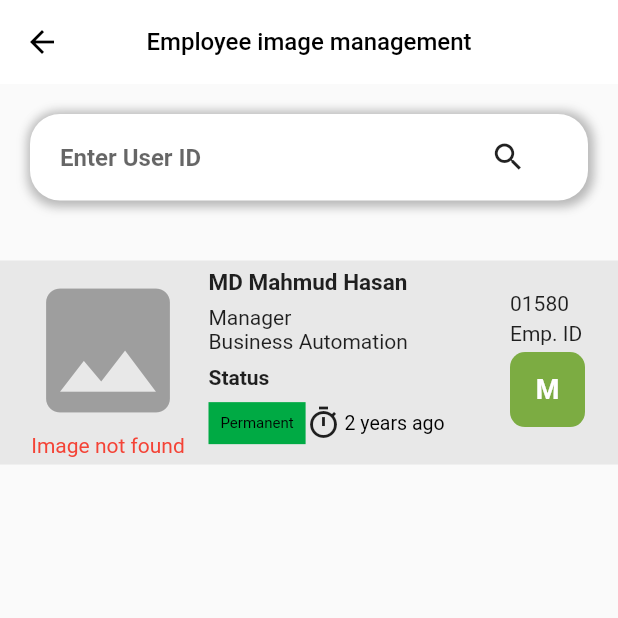
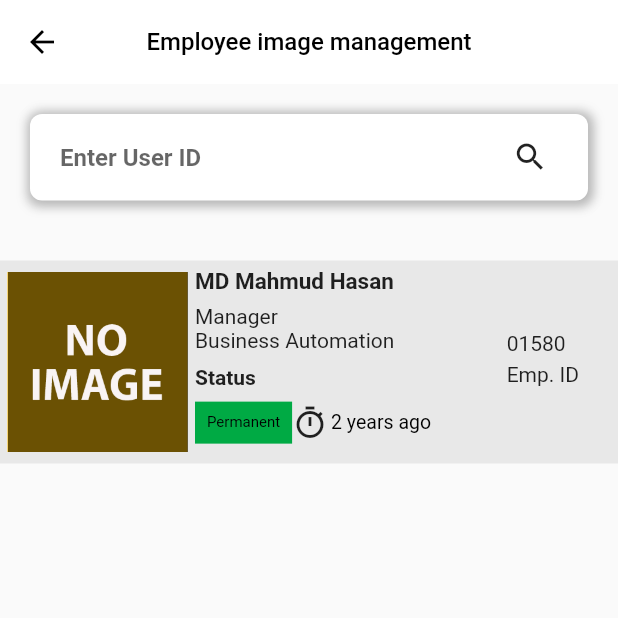
Before and after one commit to mahmudulri/cripton_update, a Flutter app: the screen it shows after launch, on a phone screen of 412 x 824 dp, the top half of it. Run offline on Flutter 3.47's test engine with Material 2 defaults, Android fonts, the phone set to English and light mode, and no system bars; our stand-ins replace image_picker.

Commit message:
image problem solved

```diff
--- a/lib/pages/profileupdate.dart
+++ b/lib/pages/profileupdate.dart
@@ -1,17 +1,38 @@
+import 'dart:io';
+
 import 'package:flutter/material.dart';
+import 'package:image_picker/image_picker.dart';
 
-class ProfileUpdate extends StatelessWidget {
+class ProfileUpdate extends StatefulWidget {
   const ProfileUpdate({super.key});
+
+  @override
+  State<ProfileUpdate> createState() => _ProfileUpdateState();
+}
+
+class _ProfileUpdateState extends State<ProfileUpdate> {
+  var fileName = '';
+
+  var selectedImagePath = '';
+
+  File? imageFile;
 
   @override
   Widget build(BuildContext context) {
     var screenWidth = MediaQuery.of(context).size.width;
     var screenHeight = MediaQuery.of(context).size.height;
+
+    // final profileUpdateViewModel = Provider.of<ProfileUpdateViewModel>(context, listen: false);
+
     return Scaffold(
+      extendBody: true,
       appBar: AppBar(
-        leading: Icon(
+        leading: GestureDetector(
+          onTap: () {},
+          child: Icon(
             Icons.arrow_back,
             color: Colors.black,
+          ),
         ),
         elevation: 0.0,
         backgroundColor: Colors.white,
@@ -33,7 +54,7 @@ class ProfileUpdate extends StatelessWidget {
             padding: const EdgeInsets.symmetric(horizontal: 20),
             child: Container(
               decoration: BoxDecoration(
-                borderRadius: BorderRadius.circular(20),
+                borderRadius: BorderRadius.circular(8.0),
                 boxShadow: [
                   BoxShadow(
                     color: Colors.grey.withOpacity(0.5),
@@ -57,7 +78,7 @@ class ProfileUpdate extends StatelessWidget {
                 child: Row(
                   children: [
                     Expanded(
-                      flex: 4,
+                      flex: 8,
                       child: TextField(
                         style: TextStyle(
                           fontWeight: FontWeight.bold,
@@ -66,25 +87,13 @@ class ProfileUpdate extends StatelessWidget {
                         decoration: InputDecoration(
                             border: InputBorder.none,
                             hintText: "Enter User ID",
-                        ),
+                            helperStyle: TextStyle(color: Colors.grey)),
                       ),
                     ),
                     Expanded(
                       flex: 1,
                       child: Icon(Icons.search),
                     ),
-                    // Text(
-                    //   "2320348",
-                    //   style: TextStyle(
-                    //     fontWeight: FontWeight.bold,
-                    //     fontSize: 15,
-                    //   ),
-                    // ),
-                    // Spacer(),
-                    // Icon(
-                    //   Icons.search,
-                    //   size: 30,
-                    // ),
                   ],
                 ),
               ),
@@ -108,26 +117,145 @@ class ProfileUpdate extends StatelessWidget {
               ),
               child: Row(
                 children: [
-                  Expanded(
-                    flex: 2,
+                  GestureDetector(
+                    onTap: () {
+                      showModalBottomSheet(
+                          context: context,
+                          shape: RoundedRectangleBorder(
+                              borderRadius: BorderRadius.vertical(
+                                  top: Radius.circular(40))),
+                          builder: (BuildContext context) {
+                            return Container(
+                              height: 200,
+                              decoration: BoxDecoration(
+                                  color: Colors.green,
+                                  borderRadius: BorderRadius.only(
+                                      topRight: Radius.circular(40),
+                                      topLeft: Radius.circular(40))),
+                              child: Column(
+                                mainAxisAlignment: MainAxisAlignment.start,
+                                children: [
+                                  SizedBox(
+                                    height: screenHeight * 0.020,
+                                  ),
+                                  Text(
+                                    "Change Image",
+                                    style: TextStyle(
+                                        fontSize: 25, color: Colors.white),
+                                  ),
+                                  SizedBox(
+                                    height: screenHeight * 0.010,
+                                  ),
+                                  Padding(
+                                    padding: EdgeInsets.only(
+                                        left: 15.0, right: 15.0),
+                                    child: Divider(
+                                      height: 1.0,
+                                      color: Colors.white,
+                                    ),
+                                  ),
+                                  SizedBox(
+                                    height: screenHeight * 0.020,
+                                  ),
+                                  Row(
+                                    mainAxisAlignment: MainAxisAlignment.start,
+                                    children: [
+                                      Padding(
+                                        padding: EdgeInsets.only(left: 30),
+                                        child: Icon(Icons.camera),
+                                      ),
+                                      SizedBox(
+                                        width: screenWidth * 0.020,
+                                      ),
+                                      GestureDetector(
+                                        onTap: () async {
+                                          // await profileUpdateViewModel.getImage(ImageSource.camera);
+                                          await getImage(ImageSource.camera);
+                                          Navigator.pop(context);
+                                        },
+                                        child: Text(
+                                          "Take Photo",
+                                          style: TextStyle(
+                                              fontSize: 20,
+                                              color: Colors.white),
+                                        ),
+                                      )
+                                    ],
+                                  ),
+                                  SizedBox(
+                                    height: screenHeight * 0.020,
+                                  ),
+                                  Row(
+                                    mainAxisAlignment: MainAxisAlignment.start,
+                                    children: [
+                                      Padding(
+                                        padding: EdgeInsets.only(left: 30),
+                                        child: Icon(Icons.photo_camera),
+                                      ),
+                                      SizedBox(
+                                        width: screenWidth * 0.020,
+                                      ),
+                                      GestureDetector(
+                                        onTap: () async {
+                                          // await profileUpdateViewModel.getImage(ImageSource.gallery);
+                                          await getImage(ImageSource.gallery);
+                                          Navigator.pop(context);
+                                        },
+                                        child: Text(
+                                          "Upload Photo",
+                                          style: TextStyle(
+                                            fontSize: 20,
+                                            color: Colors.white,
+                                          ),
+                                        ),
+                                      )
+                                    ],
+                                  ),
+                                ],
+                              ),
+                            );
+                          });
+                    },
                     child: Center(
                       child: Column(
                         mainAxisAlignment: MainAxisAlignment.start,
                         children: [
-                          Icon(
-                            Icons.image,
-                            color: Colors.grey,
-                            size: 110,
+                          imageFile == null
+                              ? Container(
+                                  height: 120,
+                                  width: 120,
+                                  color: Colors.amber,
+                                  child: Image.asset(
+                                    "assets/images/no-image.png",
+                                  ))
+                              : Container(
+                                  height: 120,
+                                  width: 120,
+                                  child: Image(
+                                    image: FileImage(imageFile!),
+                                    fit: BoxFit.cover,
                                   ),
-                          Text(
-                            "Image not found",
-                            style: TextStyle(
-                              color: Colors.red,
+                                  // decoration: BoxDecoration(
+                                  //   image: DecorationImage(
+                                  //       image: FileImage(imageFile!)
+                                  //           as ImageProvider),
+                                  // ),
                                 ),
-                          ),
+                          // Visibility(
+                          //   visible: profileUpdateViewModel.selectedImagePath == "" ? true : false ,
+                          //   child: Text(
+                          //     "Image not found",
+                          //     style: TextStyle(
+                          //       color: Colors.red,
+                          //     ),
+                          //   ),
+                          // ),
                         ],
                       ),
                     ),
+                  ),
+                  SizedBox(
+                    width: 5,
                   ),
                   Expanded(
                     flex: 3,
@@ -210,27 +338,6 @@ class ProfileUpdate extends StatelessWidget {
                         SizedBox(
                           height: screenHeight * 0.005,
                         ),
-                        Container(
-                          height: 50,
-                          width: 50,
-                          decoration: BoxDecoration(
-                            borderRadius: BorderRadius.circular(10),
-                            color: Color(0xff7CAC42),
-                          ),
-                          child: Center(
-                            child: Text(
-                              "M",
-                              style: TextStyle(
-                                fontWeight: FontWeight.bold,
-                                color: Colors.white,
-                                fontSize: 18,
-                              ),
-                            ),
-                          ),
-                        ),
-                        SizedBox(
-                          height: screenHeight * 0.005,
-                        ),
                       ],
                     ),
                   ),
@@ -242,4 +349,17 @@ class ProfileUpdate extends StatelessWidget {
       ),
     );
   }
+
+  Future<void> getImage(ImageSource source) async {
+    final pickedFile = await ImagePicker().pickImage(source: source);
+    if (pickedFile != null) {
+      setState(() {
+        selectedImagePath = pickedFile.path;
+        print(
+            "immmmmmmmmmmmmmmmmmgggggggggggggg" + selectedImagePath.toString());
+
+        imageFile = File(pickedFile.path);
+      });
+    } else {}
   }
+}
--- a/pubspec.yaml
+++ b/pubspec.yaml
@@ -37,6 +37,7 @@ dependencies:
   cupertino_icons: ^1.0.2
   font_awesome_flutter: ^10.3.0
   dropdown_search: ^0.6.3
+  image_picker: ^0.8.6+3
 
 dev_dependencies:
   flutter_test:
@@ -60,9 +61,8 @@ flutter:
   uses-material-design: true
 
   # To add assets to your application, add an assets section, like this:
-  # assets:
-  #   - images/a_dot_burr.jpeg
-  #   - images/a_dot_ham.jpeg
+  assets:
+    - assets/images/
 
   # An image asset can refer to one or more resolution-specific "variants", see
   # https://flutter.dev/assets-and-images/#resolution-aware
```
Also changed, not shown: assets/images/no-image.png (added), pubspec.lock. Lines whose indentation alone changed are shown as unchanged.
